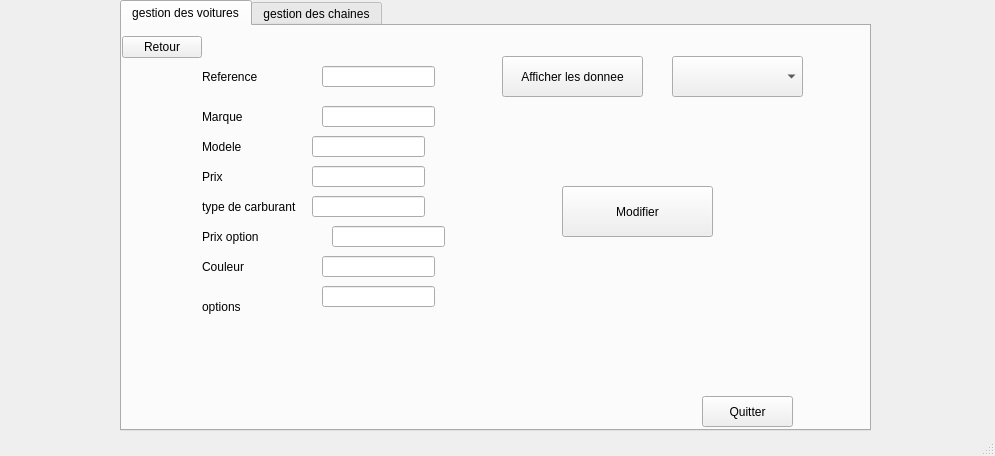
Old version of the form projett/mainwindow.ui in the repository eyawartateni/Smart_Factory_2A4.
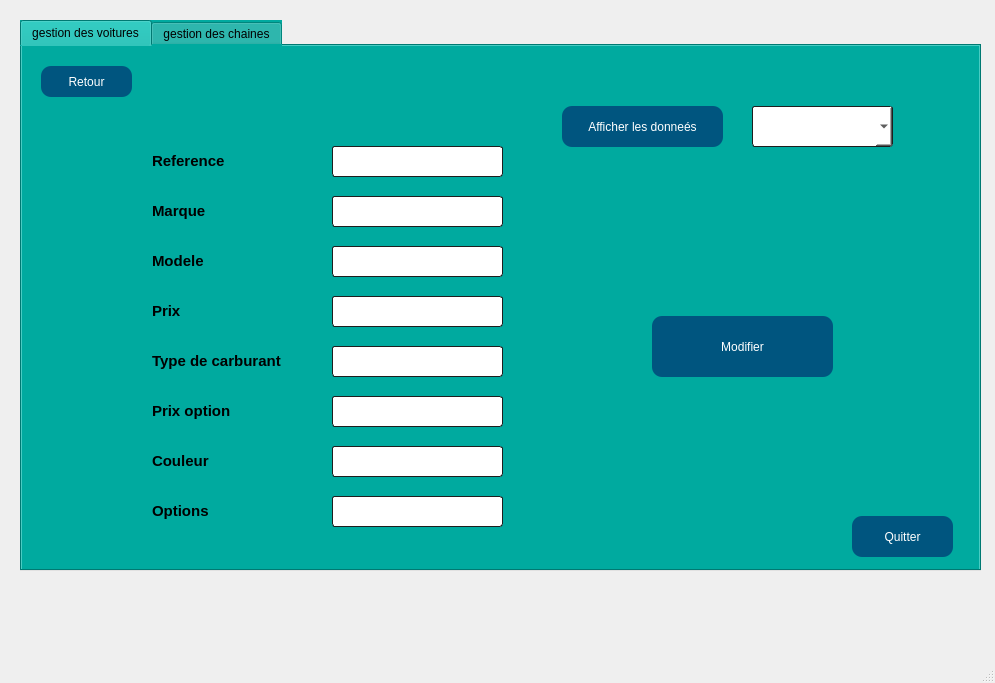
New version of the form. The open tabs and pages were chosen to show the change. Icons and pictures are not drawn.

```diff
--- a/projett/mainwindow.ui
+++ b/projett/mainwindow.ui
@@ -7,7 +7,7 @@
     <x>0</x>
     <y>0</y>
     <width>995</width>
-    <height>456</height>
+    <height>683</height>
    </rect>
   </property>
   <property name="windowTitle">
@@ -17,14 +17,17 @@
    <widget class="QTabWidget" name="production">
     <property name="geometry">
      <rect>
-      <x>120</x>
-      <y>0</y>
-      <width>751</width>
-      <height>431</height>
+      <x>20</x>
+      <y>20</y>
+      <width>961</width>
+      <height>551</height>
      </rect>
     </property>
     <property name="styleSheet">
-     <string notr="true">background-image: url(:/new/prefix1/1.jpg);</string>
+     <string notr="true">font: 8pt &quot;PMingLiU-ExtB&quot;;
+background-color: rgb(0, 170, 159);
+
+font: 10pt &quot;PMingLiU-ExtB&quot;;</string>
     </property>
     <property name="currentIndex">
      <number>0</number>
@@ -36,10 +39,10 @@
      <widget class="QStackedWidget" name="stackedWidget">
       <property name="geometry">
        <rect>
-        <x>-20</x>
+        <x>10</x>
         <y>0</y>
-        <width>711</width>
-        <height>421</height>
+        <width>951</width>
+        <height>521</height>
        </rect>
       </property>
       <property name="styleSheet">
@@ -433,12 +436,30 @@
        <widget class="QPushButton" name="retour_2">
         <property name="geometry">
          <rect>
-          <x>20</x>
-          <y>10</y>
-          <width>80</width>
-          <height>22</height>
+          <x>9</x>
+          <y>20</y>
+          <width>91</width>
+          <height>31</height>
          </rect>
         </property>
+        <property name="styleSheet">
+         <string notr="true">QPushButton
+{
+  
+  border-radius: 10px;
+
+background-color: qlineargradient(spread:pad, x1:0.613065, y1:0.511, x2:0.969, y2:0, stop:0.18593  rgb(0, 85, 127), stop:0.959799 rgba(0, 0, 0, 161));
+	background-color: rgb(0, 85, 127);
+	
+color:rgb(255, 255, 255);
+
+}
+
+QPushButton:hover,QPushButton:hover
+{
+    border: 4px solid QLinearGradient( x1: 2, y1: 2, x2: 2, y2: 3, stop: 0 #01197f , stop: 3 #d7801a);
+}</string>
+        </property>
         <property name="text">
          <string>Retour</string>
         </property>
@@ -446,206 +467,287 @@
        <widget class="QLabel" name="label">
         <property name="geometry">
          <rect>
-          <x>100</x>
-          <y>80</y>
-          <width>61</width>
-          <height>21</height>
+          <x>120</x>
+          <y>150</y>
+          <width>131</width>
+          <height>31</height>
          </rect>
         </property>
         <property name="text">
-         <string>Marque</string>
+         <string>&lt;html&gt;&lt;head/&gt;&lt;body&gt;&lt;p&gt;&lt;span style=&quot; font-size:11pt; font-weight:600;&quot;&gt;Marque&lt;/span&gt;&lt;/p&gt;&lt;/body&gt;&lt;/html&gt;</string>
         </property>
        </widget>
        <widget class="QLabel" name="label_2">
         <property name="geometry">
          <rect>
-          <x>100</x>
-          <y>40</y>
-          <width>71</width>
-          <height>21</height>
+          <x>120</x>
+          <y>100</y>
+          <width>131</width>
+          <height>31</height>
          </rect>
         </property>
         <property name="text">
-         <string>Reference</string>
+         <string>&lt;html&gt;&lt;head/&gt;&lt;body&gt;&lt;p&gt;&lt;span style=&quot; font-size:11pt; font-weight:600;&quot;&gt;Reference&lt;/span&gt;&lt;/p&gt;&lt;/body&gt;&lt;/html&gt;</string>
         </property>
        </widget>
        <widget class="QLabel" name="label_3">
         <property name="geometry">
          <rect>
-          <x>100</x>
-          <y>110</y>
-          <width>71</width>
-          <height>21</height>
+          <x>120</x>
+          <y>200</y>
+          <width>141</width>
+          <height>31</height>
          </rect>
         </property>
         <property name="text">
-         <string>Modele</string>
+         <string>&lt;html&gt;&lt;head/&gt;&lt;body&gt;&lt;p&gt;&lt;span style=&quot; font-size:11pt; font-weight:600;&quot;&gt;Modele&lt;/span&gt;&lt;/p&gt;&lt;/body&gt;&lt;/html&gt;</string>
         </property>
        </widget>
        <widget class="QLabel" name="label_9">
         <property name="geometry">
          <rect>
-          <x>100</x>
-          <y>140</y>
-          <width>81</width>
-          <height>21</height>
+          <x>120</x>
+          <y>250</y>
+          <width>121</width>
+          <height>31</height>
          </rect>
         </property>
         <property name="text">
-         <string>Prix</string>
+         <string>&lt;html&gt;&lt;head/&gt;&lt;body&gt;&lt;p&gt;&lt;span style=&quot; font-size:11pt; font-weight:600;&quot;&gt;Prix&lt;/span&gt;&lt;/p&gt;&lt;/body&gt;&lt;/html&gt;</string>
         </property>
        </widget>
        <widget class="QLabel" name="label_10">
         <property name="geometry">
          <rect>
-          <x>100</x>
-          <y>170</y>
-          <width>111</width>
-          <height>21</height>
+          <x>120</x>
+          <y>300</y>
+          <width>181</width>
+          <height>31</height>
          </rect>
         </property>
         <property name="text">
-         <string>type de carburant</string>
+         <string>&lt;html&gt;&lt;head/&gt;&lt;body&gt;&lt;p&gt;&lt;span style=&quot; font-size:11pt; font-weight:600;&quot;&gt;Type de carburant&lt;/span&gt;&lt;/p&gt;&lt;/body&gt;&lt;/html&gt;</string>
         </property>
        </widget>
        <widget class="QLabel" name="label_11">
         <property name="geometry">
          <rect>
-          <x>100</x>
-          <y>200</y>
-          <width>71</width>
-          <height>21</height>
+          <x>120</x>
+          <y>350</y>
+          <width>151</width>
+          <height>31</height>
          </rect>
         </property>
         <property name="text">
-         <string>Prix option</string>
+         <string>&lt;html&gt;&lt;head/&gt;&lt;body&gt;&lt;p&gt;&lt;span style=&quot; font-size:11pt; font-weight:600;&quot;&gt;Prix option&lt;/span&gt;&lt;/p&gt;&lt;/body&gt;&lt;/html&gt;</string>
         </property>
        </widget>
        <widget class="QLabel" name="label_12">
         <property name="geometry">
          <rect>
-          <x>100</x>
-          <y>230</y>
-          <width>81</width>
-          <height>21</height>
+          <x>120</x>
+          <y>400</y>
+          <width>131</width>
+          <height>31</height>
          </rect>
         </property>
         <property name="text">
-         <string>Couleur</string>
+         <string>&lt;html&gt;&lt;head/&gt;&lt;body&gt;&lt;p&gt;&lt;span style=&quot; font-size:11pt; font-weight:600;&quot;&gt;Couleur&lt;/span&gt;&lt;/p&gt;&lt;/body&gt;&lt;/html&gt;</string>
         </property>
        </widget>
        <widget class="QLabel" name="label_13">
         <property name="geometry">
          <rect>
-          <x>100</x>
-          <y>270</y>
-          <width>71</width>
-          <height>21</height>
+          <x>120</x>
+          <y>450</y>
+          <width>131</width>
+          <height>31</height>
          </rect>
         </property>
         <property name="text">
-         <string>options</string>
+         <string>&lt;html&gt;&lt;head/&gt;&lt;body&gt;&lt;p&gt;&lt;span style=&quot; font-size:11pt; font-weight:600;&quot;&gt;Options&lt;/span&gt;&lt;/p&gt;&lt;/body&gt;&lt;/html&gt;</string>
         </property>
        </widget>
        <widget class="QLineEdit" name="lineEdit_maq">
         <property name="geometry">
          <rect>
-          <x>220</x>
-          <y>80</y>
-          <width>113</width>
-          <height>21</height>
+          <x>300</x>
+          <y>150</y>
+          <width>171</width>
+          <height>31</height>
          </rect>
         </property>
+        <property name="styleSheet">
+         <string notr="true">    border-style: solid;
+background-color: rgb(255, 255, 255);
+    border: 1px solid #1e1e1e;
+    border-radius: 5;
+border-radius: 3px;</string>
+        </property>
        </widget>
        <widget class="QLineEdit" name="lineEdit_refer">
         <property name="geometry">
          <rect>
-          <x>220</x>
-          <y>40</y>
-          <width>113</width>
-          <height>21</height>
+          <x>300</x>
+          <y>100</y>
+          <width>171</width>
+          <height>31</height>
          </rect>
         </property>
+        <property name="styleSheet">
+         <string notr="true">    border-style: solid;
+background-color: rgb(255, 255, 255);
+    border: 1px solid #1e1e1e;
+    border-radius: 5;
+border-radius: 3px;</string>
+        </property>
        </widget>
        <widget class="QLineEdit" name="lineEdit_mod">
         <property name="geometry">
          <rect>
-          <x>210</x>
-          <y>110</y>
-          <width>113</width>
-          <height>21</height>
+          <x>300</x>
+          <y>200</y>
+          <width>171</width>
+          <height>31</height>
          </rect>
         </property>
+        <property name="styleSheet">
+         <string notr="true">    border-style: solid;
+background-color: rgb(255, 255, 255);
+    border: 1px solid #1e1e1e;
+    border-radius: 5;
+border-radius: 3px;</string>
+        </property>
        </widget>
        <widget class="QLineEdit" name="lineEdit_p">
         <property name="geometry">
          <rect>
-          <x>210</x>
-          <y>140</y>
-          <width>113</width>
-          <height>21</height>
+          <x>300</x>
+          <y>250</y>
+          <width>171</width>
+          <height>31</height>
          </rect>
         </property>
+        <property name="styleSheet">
+         <string notr="true">    border-style: solid;
+background-color: rgb(255, 255, 255);
+    border: 1px solid #1e1e1e;
+    border-radius: 5;
+border-radius: 3px;</string>
+        </property>
        </widget>
        <widget class="QLineEdit" name="lineEdit_typ">
         <property name="geometry">
          <rect>
-          <x>210</x>
-          <y>170</y>
-          <width>113</width>
-          <height>21</height>
+          <x>300</x>
+          <y>300</y>
+          <width>171</width>
+          <height>31</height>
          </rect>
         </property>
+        <property name="styleSheet">
+         <string notr="true">    border-style: solid;
+background-color: rgb(255, 255, 255);
+    border: 1px solid #1e1e1e;
+    border-radius: 5;
+border-radius: 3px;</string>
+        </property>
        </widget>
        <widget class="QLineEdit" name="lineEdit_po">
         <property name="geometry">
          <rect>
-          <x>230</x>
-          <y>200</y>
-          <width>113</width>
-          <height>21</height>
+          <x>300</x>
+          <y>350</y>
+          <width>171</width>
+          <height>31</height>
          </rect>
         </property>
+        <property name="styleSheet">
+         <string notr="true">    border-style: solid;
+background-color: rgb(255, 255, 255);
+    border: 1px solid #1e1e1e;
+    border-radius: 5;
+border-radius: 3px;</string>
+        </property>
        </widget>
        <widget class="QLineEdit" name="lineEdit_col">
         <property name="geometry">
          <rect>
-          <x>220</x>
-          <y>230</y>
-          <width>113</width>
-          <height>21</height>
+          <x>300</x>
+          <y>400</y>
+          <width>171</width>
+          <height>31</height>
          </rect>
         </property>
+        <property name="styleSheet">
+         <string notr="true">    border-style: solid;
+background-color: rgb(255, 255, 255);
+    border: 1px solid #1e1e1e;
+    border-radius: 5;
+border-radius: 3px;</string>
+        </property>
        </widget>
        <widget class="QLineEdit" name="lineEdit_ops">
         <property name="geometry">
          <rect>
-          <x>220</x>
-          <y>260</y>
-          <width>113</width>
-          <height>21</height>
+          <x>300</x>
+          <y>450</y>
+          <width>171</width>
+          <height>31</height>
          </rect>
         </property>
+        <property name="styleSheet">
+         <string notr="true">    border-style: solid;
+background-color: rgb(255, 255, 255);
+    border: 1px solid #1e1e1e;
+    border-radius: 5;
+border-radius: 3px;</string>
+        </property>
        </widget>
        <widget class="QComboBox" name="comboBox">
         <property name="geometry">
          <rect>
-          <x>570</x>
-          <y>30</y>
-          <width>131</width>
+          <x>720</x>
+          <y>60</y>
+          <width>141</width>
           <height>41</height>
          </rect>
         </property>
+        <property name="styleSheet">
+         <string notr="true">    border-style: solid;
+background-color: rgb(255, 255, 255);
+    border: 1px solid #1e1e1e;
+    border-radius: 5;
+border-radius: 3px;</string>
+        </property>
        </widget>
        <widget class="QPushButton" name="modifier_3">
         <property name="geometry">
          <rect>
-          <x>460</x>
-          <y>160</y>
-          <width>151</width>
-          <height>51</height>
+          <x>620</x>
+          <y>270</y>
+          <width>181</width>
+          <height>61</height>
          </rect>
         </property>
+        <property name="styleSheet">
+         <string notr="true">QPushButton
+{
+  
+  border-radius: 10px;
+
+background-color: qlineargradient(spread:pad, x1:0.613065, y1:0.511, x2:0.969, y2:0, stop:0.18593  rgb(0, 85, 127), stop:0.959799 rgba(0, 0, 0, 161));
+	background-color: rgb(0, 85, 127);
+	
+color:rgb(255, 255, 255);
+
+}
+
+QPushButton:hover,QPushButton:hover
+{
+    border: 4px solid QLinearGradient( x1: 2, y1: 2, x2: 2, y2: 3, stop: 0 #01197f , stop: 3 #d7801a);
+}</string>
+        </property>
         <property name="text">
          <string>Modifier</string>
         </property>
@@ -653,14 +755,32 @@
        <widget class="QPushButton" name="load_data">
         <property name="geometry">
          <rect>
-          <x>400</x>
-          <y>30</y>
-          <width>141</width>
+          <x>530</x>
+          <y>60</y>
+          <width>161</width>
           <height>41</height>
          </rect>
         </property>
+        <property name="styleSheet">
+         <string notr="true">QPushButton
+{
+  
+  border-radius: 10px;
+
+background-color: qlineargradient(spread:pad, x1:0.613065, y1:0.511, x2:0.969, y2:0, stop:0.18593  rgb(0, 85, 127), stop:0.959799 rgba(0, 0, 0, 161));
+	background-color: rgb(0, 85, 127);
+	
+color:rgb(255, 255, 255);
+
+}
+
+QPushButton:hover,QPushButton:hover
+{
+    border: 4px solid QLinearGradient( x1: 2, y1: 2, x2: 2, y2: 3, stop: 0 #01197f , stop: 3 #d7801a);
+}</string>
+        </property>
         <property name="text">
-         <string>Afficher les donnee</string>
+         <string>Afficher les donneés</string>
         </property>
        </widget>
       </widget>
@@ -668,14 +788,29 @@
      <widget class="QPushButton" name="quitter">
       <property name="geometry">
        <rect>
-        <x>580</x>
-        <y>370</y>
-        <width>91</width>
-        <height>31</height>
+        <x>830</x>
+        <y>470</y>
+        <width>101</width>
+        <height>41</height>
        </rect>
       </property>
       <property name="styleSheet">
-       <string notr="true">background-image: url(:/new/prefix1/1.jpg);</string>
+       <string notr="true">QPushButton
+{
+  
+  border-radius: 10px;
+
+background-color: qlineargradient(spread:pad, x1:0.613065, y1:0.511, x2:0.969, y2:0, stop:0.18593  rgb(0, 85, 127), stop:0.959799 rgba(0, 0, 0, 161));
+	background-color: rgb(0, 85, 127);
+	
+color:rgb(255, 255, 255);
+
+}
+
+QPushButton:hover,QPushButton:hover
+{
+    border: 4px solid QLinearGradient( x1: 2, y1: 2, x2: 2, y2: 3, stop: 0 #01197f , stop: 3 #d7801a);
+}</string>
       </property>
       <property name="text">
        <string>Quitter</string>
```
Left out of the diff: 991 changed lines with no effect on the pictures.
